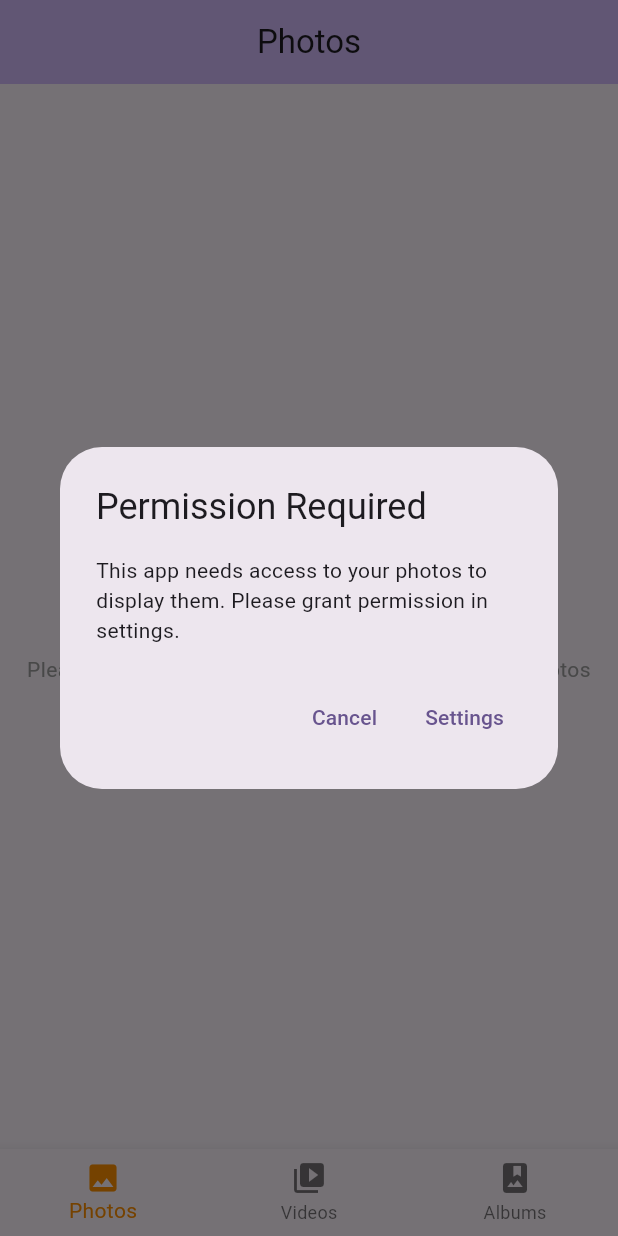
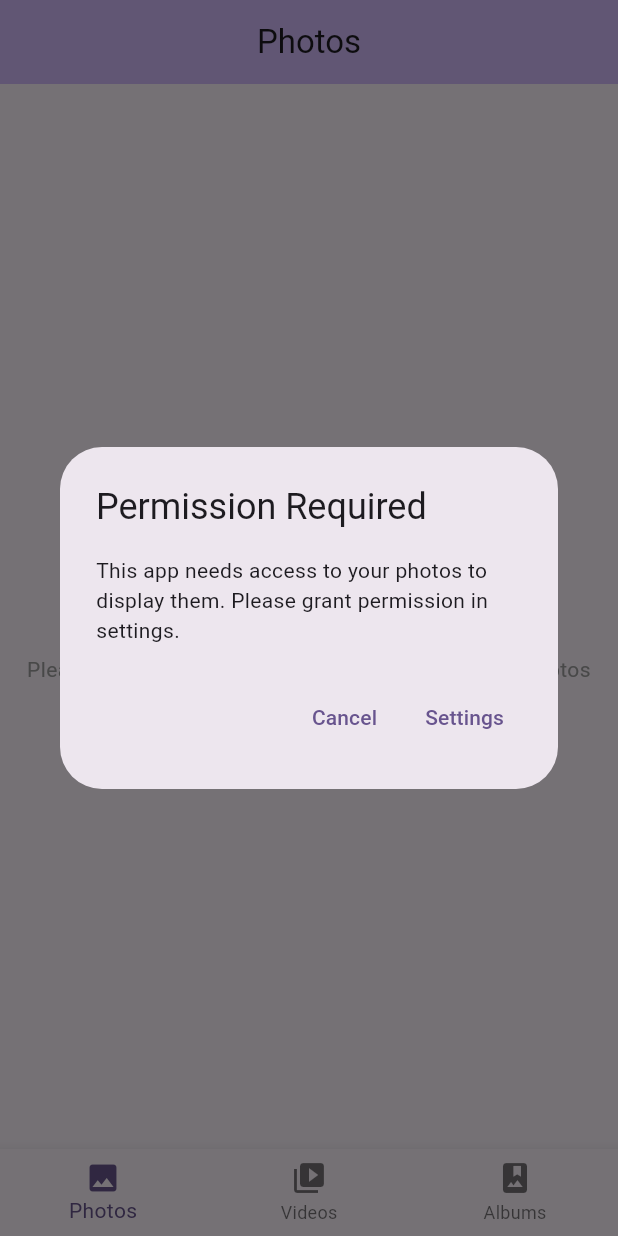
Before and after one commit to mystery012728/photogallery, a Flutter app: the screen it shows after launch, after a tap on "Grant Permission", on a phone screen of 412 x 824 dp. Run offline on Flutter 3.47's test engine with Material 3 defaults, Android fonts, the phone set to English and light mode, and no system bars; our stand-ins replace permission_handler, video_player; missing offline and left inert: photo_manager.

Commit message:
New Project.

```diff
--- a/lib/main.dart
+++ b/lib/main.dart
@@ -1,7 +1,5 @@
 import 'package:flutter/material.dart';
-import 'pages/photos.dart';
-import 'pages/videos.dart';
-import 'pages/albums.dart';
+import 'package:photogallery/Pages/home.dart';
 
 void main() {
   runApp(const MyApp());
@@ -14,62 +12,14 @@ class MyApp extends StatelessWidget {
   Widget build(BuildContext context) {
     return MaterialApp(
       title: 'Photo Gallery',
-      theme: ThemeData(
+      theme: ThemeData.light().copyWith(
         colorScheme: ColorScheme.fromSeed(seedColor: Colors.deepPurple),
-        useMaterial3: true,
       ),
+      darkTheme: ThemeData.dark().copyWith(
+        colorScheme: ColorScheme.fromSeed(seedColor: Colors.deepPurple),
+      ),
+      themeMode: ThemeMode.system, // Use system theme mode
       home: const MyHomePage(title: 'Photo Gallery'),
     );
   }
 }
-
-class MyHomePage extends StatefulWidget {
-  const MyHomePage({super.key, required this.title});
-
-  final String title;
-
-  @override
-  State<MyHomePage> createState() => _MyHomePageState();
-}
-
-class _MyHomePageState extends State<MyHomePage> {
-  int _selectedIndex = 0;
-
-  static const List<Widget> _widgetOptions = <Widget>[
-    PhotosPage(),
-    VideosPage(),
-    AlbumsPage(),
-  ];
-
-  void _onItemTapped(int index) {
-    setState(() {
-      _selectedIndex = index;
-    });
-  }
-
-  @override
-  Widget build(BuildContext context) {
-    return Scaffold(
-      body: _widgetOptions.elementAt(_selectedIndex),
-      bottomNavigationBar: BottomNavigationBar(
-        items: const <BottomNavigationBarItem>[
-          BottomNavigationBarItem(
-            icon: Icon(Icons.photo),
-            label: 'Photos',
-          ),
-          BottomNavigationBarItem(
-            icon: Icon(Icons.video_library),
-            label: 'Videos',
-          ),
-          BottomNavigationBarItem(
-            icon: Icon(Icons.photo_album),
-            label: 'Albums',
-          ),
-        ],
-        currentIndex: _selectedIndex,
-        selectedItemColor: Colors.amber[800],
-        onTap: _onItemTapped,
-      ),
-    );
-  }
-}
```
Also changed, not shown: lib/Pages/home.dart (+13 -11 lines), lib/Pages/videos.dart (+3 -20 lines), 3 other files.
